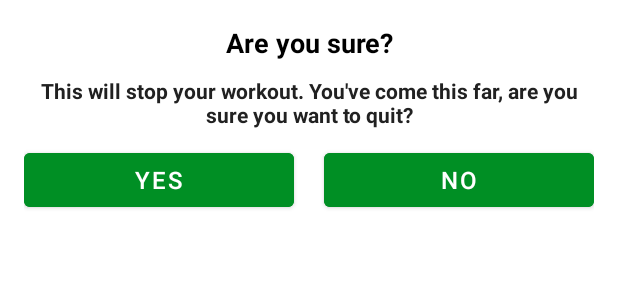
After one commit to joaovq/7MinutesWorkout, an Android app: the layout dialog_custom_back_confirmation.xml on its own in the app's theme, with its tools: preview values and no code run, on a phone screen of 412 x 824 dp. The commit adds this screen. Shown: the top 300 px of the screen. Run offline under Robolectric (Android 15) with nearby library versions, the phone set to English and light mode, and no system bars.

Commit message:
add custom dialog back confirmation

```diff
--- /dev/null
+++ b/app/src/main/res/layout/dialog_custom_back_confirmation.xml
@@ -0,0 +1,52 @@
+<?xml version="1.0" encoding="utf-8"?>
+<androidx.appcompat.widget.LinearLayoutCompat xmlns:android="http://schemas.android.com/apk/res/android"
+    android:layout_width="match_parent"
+    android:layout_height="match_parent"
+    android:orientation="vertical"
+    android:padding="16dp"
+    >
+    <TextView
+        android:layout_width="match_parent"
+        android:layout_height="wrap_content"
+        android:text="Are you sure?"
+        android:gravity="center_horizontal"
+        android:textSize="18sp"
+        android:textColor="@color/black"
+        android:textStyle="bold"
+        />
+    <TextView
+        android:layout_marginTop="10dp"
+        android:layout_width="match_parent"
+        android:layout_height="wrap_content"
+        android:gravity="center"
+        android:textStyle="bold"
+        android:textColor="#212121"
+        android:text="@string/ask_stop_activity"/>
+
+    <androidx.appcompat.widget.LinearLayoutCompat
+        android:layout_width="match_parent"
+        android:layout_height="wrap_content"
+        android:layout_marginTop="10dp"
+        android:orientation="horizontal">
+        <Button
+            android:id="@+id/btnYes"
+            android:layout_width="0dp"
+            android:backgroundTint="@color/colorAccent"
+            android:text="Yes"
+            android:layout_weight="1"
+            android:layout_marginEnd="10dp"
+            android:textSize="16sp"
+            android:layout_height="wrap_content"/>
+        <Button
+            android:id="@+id/btnNo"
+            android:layout_width="0dp"
+            android:backgroundTint="@color/colorAccent"
+            android:text="No"
+            android:textSize="16sp"
+            android:layout_marginStart="10dp"
+            android:layout_weight="1"
+            android:layout_height="wrap_content"/>
+
+    </androidx.appcompat.widget.LinearLayoutCompat>
+
+</androidx.appcompat.widget.LinearLayoutCompat>
--- a/app/src/main/res/values/strings.xml
+++ b/app/src/main/res/values/strings.xml
@@ -3,4 +3,5 @@
     <string name="iv_logo_app">Logo App</string>
     <string name="text_start">START</string>
     <string name="image">Action Done</string>
+    <string name="ask_stop_activity">This will stop your workout. You\'ve come this far, are you sure you want to quit?</string>
 </resources>
```
Also changed, not shown: app/src/main/AndroidManifest.xml (+7 -4 lines), app/src/main/java/br/queiroz/a7minutesworkout/MainActivity.kt (+11 -0 lines), app/src/main/java/br/queiroz/a7minutesworkout/activities/BMIActivity.kt (added, +27 -0 lines), app/src/main/java/br/queiroz/a7minutesworkout/activities/ExerciseActivity.kt (+33 -10 lines), app/src/main/java/br/queiroz/a7minutesworkout/adapter/ExerciseStatusAdapter.kt (+14 -5 lines), app/src/main/java/br/queiroz/a7minutesworkout/util/ExerciseDiffUtil.kt (added, +28 -0 lines), app/src/main/res/layout/activity_bmi.xml (added, +13 -0 lines), app/src/main/res/layout/activity_main.xml (+40 -7 lines).
